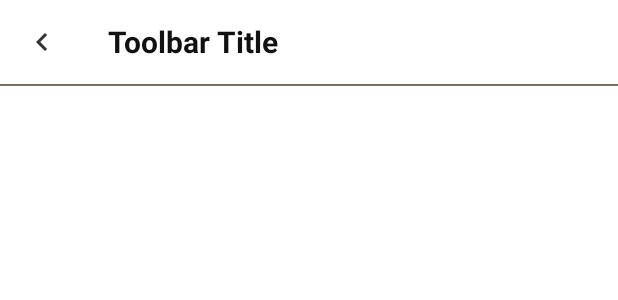
After one commit to yellowme/youst-kotlin, an Android app: the layout component_main_action_toolbar.xml on its own in the app's theme, with its tools: preview values and no code run, on a phone screen of 412 x 824 dp. The commit adds this screen. Shown: the top 300 px of the screen. Run offline under Robolectric (Android 15) with nearby library versions, the phone set to English and light mode, and no system bars.

Commit message:
Add main toolbar component

```diff
--- /dev/null
+++ b/core/src/main/res/layout/component_main_action_toolbar.xml
@@ -0,0 +1,60 @@
+<?xml version="1.0" encoding="utf-8"?>
+<androidx.constraintlayout.widget.ConstraintLayout xmlns:android="http://schemas.android.com/apk/res/android"
+    xmlns:app="http://schemas.android.com/apk/res-auto"
+    xmlns:tools="http://schemas.android.com/tools"
+    android:layout_width="match_parent"
+    android:layout_height="wrap_content"
+    android:background="@color/white"
+    android:orientation="horizontal">
+
+    <androidx.appcompat.widget.Toolbar
+        android:id="@+id/toolbarAction"
+        android:layout_width="0dp"
+        android:layout_height="?attr/actionBarSize"
+        android:layout_weight="1"
+        android:background="@android:color/transparent"
+        android:elevation="0dp"
+        android:minHeight="?attr/actionBarSize"
+        app:layout_constraintEnd_toEndOf="parent"
+        app:layout_constraintStart_toStartOf="parent"
+        app:layout_constraintTop_toTopOf="parent"
+        app:navigationIcon="@drawable/ic_back_black"
+        app:popupTheme="@style/SharedAppTheme.PopupOverlay"
+        app:title=""
+        app:titleTextAppearance="@style/Toolbar.ActionTitle">
+
+        <LinearLayout
+            android:layout_width="match_parent"
+            android:layout_height="match_parent"
+            android:orientation="horizontal">
+
+            <TextView
+                android:id="@+id/toolbarTitle"
+                android:layout_width="match_parent"
+                android:layout_height="match_parent"
+                android:layout_gravity="center_vertical"
+                android:layout_marginEnd="56dp"
+                android:ellipsize="end"
+                android:fontFamily="sans-serif"
+                android:gravity="center_vertical"
+                android:maxLines="1"
+                android:textAllCaps="false"
+                android:textColor="@color/black"
+                android:textSize="@dimen/size_20"
+                android:textStyle="bold"
+                tools:text="@string/toolbar_title_holder" />
+
+        </LinearLayout>
+
+    </androidx.appcompat.widget.Toolbar>
+
+    <View
+        android:id="@+id/toolbarShadowView"
+        android:layout_width="match_parent"
+        android:layout_height="@dimen/dimen_1"
+        android:background="@color/gray_brown"
+        app:layout_constraintEnd_toEndOf="parent"
+        app:layout_constraintStart_toStartOf="parent"
+        app:layout_constraintTop_toBottomOf="@id/toolbarAction" />
+
+</androidx.constraintlayout.widget.ConstraintLayout>
--- a/core/src/main/res/values/strings.xml
+++ b/core/src/main/res/values/strings.xml
@@ -4,4 +4,6 @@
     <string name="work_in_progress">Sorry! We are still working on this module</string>
     <string name="generic_showcase_subtitle_holder">This is the subtitle with a little discription for the current generic showcase item</string>
     <string name="generic_showcase_title_holder">Generic show case item</string>
+    <string name="toolbar_title_holder">Toolbar Title</string>
+    <string name="menu_help">Ayuda</string>
 </resources>
--- a/core/src/main/res/values/styles.xml
+++ b/core/src/main/res/values/styles.xml
@@ -29,6 +29,17 @@
         <item name="android:windowIsTranslucent">true</item>
         <item name="android:windowNoTitle">true</item>
         <item name="android:windowDrawsSystemBarBackgrounds">true</item>
+    </style>
+
+    <!--endregion-->
+
+    <!--region Components-->
+
+    <style name="Toolbar.ActionTitle" parent="TextAppearance.Widget.AppCompat.Toolbar.Title">
+        <item name="android:textSize">22sp</item>
+        <item name="android:fontFamily">sans-serif</item>
+        <item name="android:textStyle">bold</item>
+        <item name="android:textColor">@color/black</item>
     </style>
 
     <!--endregion-->
```
Also changed, not shown: core/src/main/java/mx/yellowme/youst/core/components/toolbar/DefaultActivityToolbarDelegate.kt (added, +19 -0 lines), core/src/main/java/mx/yellowme/youst/core/components/toolbar/MainActionToolbar.kt (added, +95 -0 lines), core/src/main/java/mx/yellowme/youst/core/components/toolbar/ToolbarAction.kt (added, +62 -0 lines), core/src/main/java/mx/yellowme/youst/core/components/toolbar/ToolbarActionDelegate.kt (added, +9 -0 lines), core/src/main/res/layout/template_generic_showcase.xml (+35 -24 lines), core/src/main/res/menu/menu_help.xml (added, +12 -0 lines), core/src/main/res/values/attrs_main_toolbar.xml (added, +9 -0 lines).
